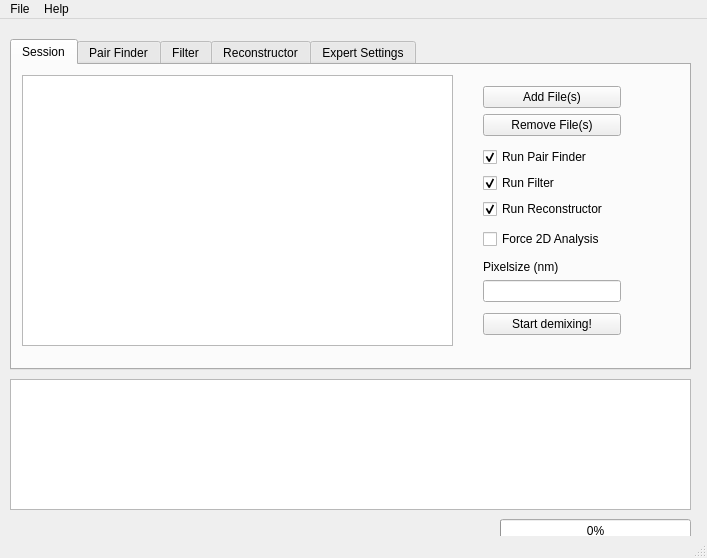
Old version of the form sdmixer.ui in the repository gtadeus/sdmixer2.
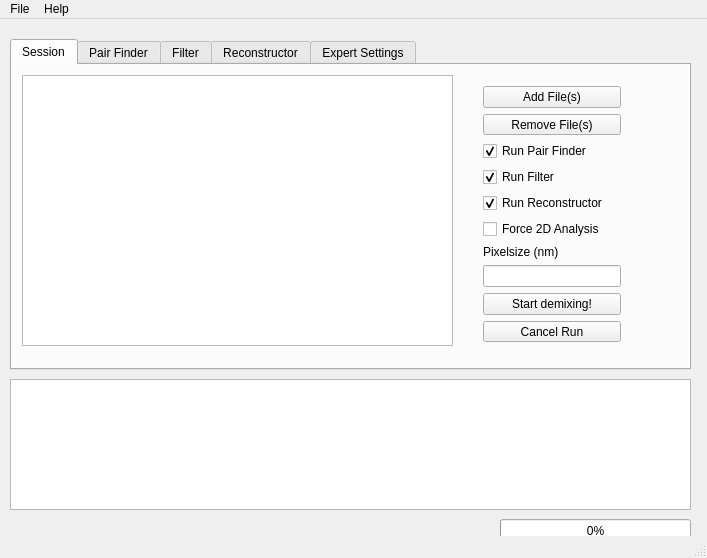
New version of the form.

The edit to the form file:
```diff
--- a/sdmixer.ui
+++ b/sdmixer.ui
@@ -59,7 +59,7 @@
         <x>460</x>
         <y>10</y>
         <width>160</width>
-        <height>271</height>
+        <height>277</height>
        </rect>
       </property>
       <layout class="QVBoxLayout" name="verticalLayout">
@@ -183,6 +183,16 @@
          </property>
         </widget>
        </item>
+       <item>
+        <widget class="QPushButton" name="pushButton_CancelRun">
+         <property name="enabled">
+          <bool>true</bool>
+         </property>
+         <property name="text">
+          <string>Cancel Run</string>
+         </property>
+        </widget>
+       </item>
       </layout>
      </widget>
      <zorder>layoutWidget</zorder>
```
Left out of the diff: 4 changed lines with no effect on the pictures.
